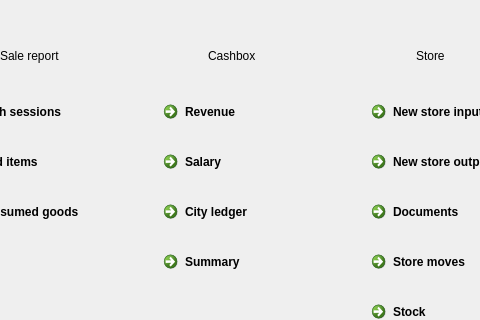
Qt form FrontDesk/wdashboard.ui (End1-1/Cafe5) before a commit; both pictures show x 84 to 564 and y 0 to 320 of the 1412 by 666 pixel window.
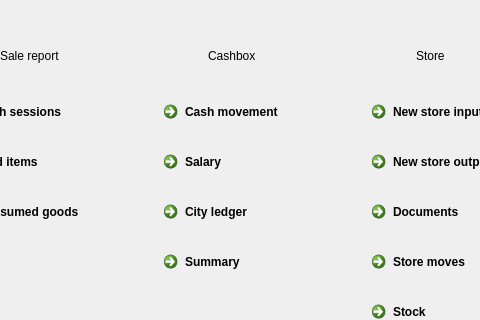
The same form after that commit. Icons and pictures are not drawn.

```diff
--- a/FrontDesk/wdashboard.ui
+++ b/FrontDesk/wdashboard.ui
@@ -426,7 +426,7 @@
          <cursorShape>PointingHandCursor</cursorShape>
         </property>
         <property name="text">
-         <string>Revenue</string>
+         <string>Cash movement</string>
         </property>
         <property name="icon">
          <iconset resource="../resources/res.qrc">
```
Left out of the diff: 10 changed lines with no effect on the pictures.
